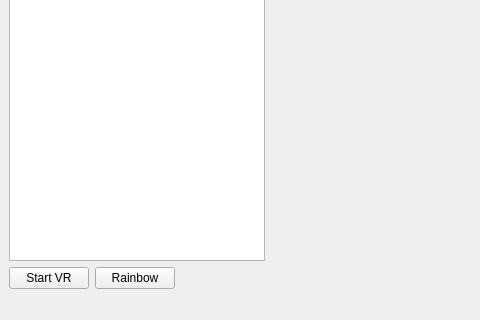
Old version of the form testProject/mainwindow.ui in the repository izzyzandi/2022_GROUP_5; both pictures show x 0 to 480 and y 280 to 600 of the 797 by 600 pixel window.
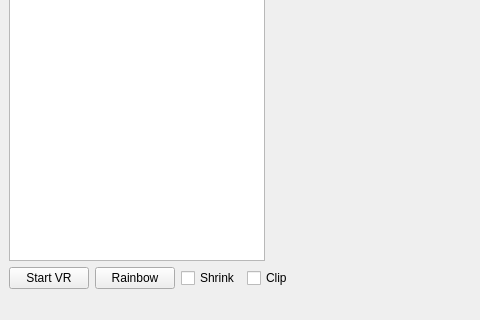
New version of the form. Icons and pictures are not drawn. Custom widgets are drawn as their Qt base class.

Diff of the .ui file:
```diff
--- a/testProject/mainwindow.ui
+++ b/testProject/mainwindow.ui
@@ -61,6 +61,20 @@
         </property>
        </widget>
       </item>
+      <item>
+       <widget class="QCheckBox" name="checkBox">
+        <property name="text">
+         <string>Shrink</string>
+        </property>
+       </widget>
+      </item>
+      <item>
+       <widget class="QCheckBox" name="checkBox_2">
+        <property name="text">
+         <string>Clip</string>
+        </property>
+       </widget>
+      </item>
       <item>
        <spacer name="horizontalSpacer">
         <property name="orientation">
```
